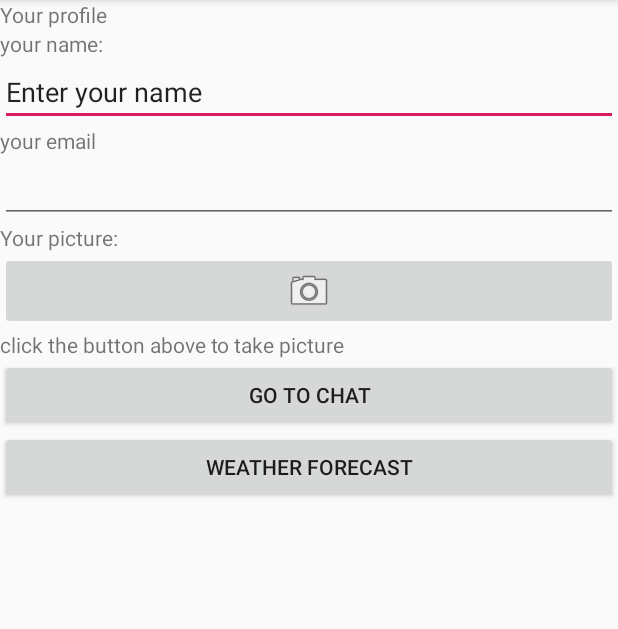
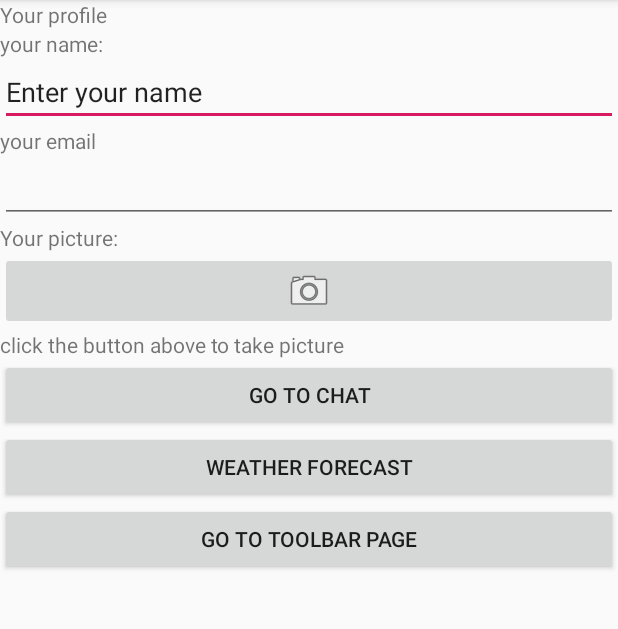
Before and after one commit to le000166/CST2335, an Android app: the ProfileActivity screen opened directly, with no data from a screen before it, on a phone screen of 412 x 824 dp, the part 84-713 px from its top. Run offline under Robolectric (Android 15) with nearby library versions, the phone set to English and light mode, and no system bars.

Commit message:
Lab7 first commit

```diff
--- a/app/build.gradle
+++ b/app/build.gradle
@@ -3,7 +3,7 @@ apply plugin: 'com.android.application'
 android {
     compileSdkVersion 29
     buildToolsVersion '29.0.2'
-    defaultConfig {
+    defaultConfig {x
         applicationId "com.example.androidlabs"
         minSdkVersion 23
         targetSdkVersion 29
--- a/app/src/main/java/com/example/androidlabs/ProfileActivity.java
+++ b/app/src/main/java/com/example/androidlabs/ProfileActivity.java
@@ -56,6 +56,14 @@ public class ProfileActivity extends AppCompatActivity {
             });
         }
 
+        Button toToolBar = findViewById(R.id.goToolBar);
+        if (toToolBar != null) {
+            toToolBar.setOnClickListener(clk -> {
+                Intent goToToolbarPage = new Intent(this, TestToolbar.class);
+                startActivity(goToToolbarPage);
+            });
+        }
+
 
         Log.e(ACTIVITY_NAME, "In function: OnCreate()");
     }
--- a/app/src/main/java/com/example/androidlabs/WeatherForecast.java
+++ b/app/src/main/java/com/example/androidlabs/WeatherForecast.java
@@ -249,7 +249,7 @@ public class WeatherForecast extends AppCompatActivity {
                         ret = "JSONException ?";
                         e.printStackTrace();}
 
-                    Log.d("Response: ", "> " + line);
+                    Log.d("UV Rating: ", "> " + uvRatingValue);
                     urlConnection.disconnect();
 
 
--- a/app/src/main/AndroidManifest.xml
+++ b/app/src/main/manifests/AndroidManifest.xml
@@ -15,6 +15,7 @@
         android:roundIcon="@mipmap/ic_launcher_round"
         android:supportsRtl="true"
         android:theme="@style/AppTheme">
+        <activity android:name=".TestToolbar"/>
         <activity android:name=".WeatherForecast"/>
         <!-- Why do I need to put both activity tag here otherwise it won't work -->
         <activity android:name=".ChatRoomActivity" />
--- a/app/src/main/res/layout/activity_profile.xml
+++ b/app/src/main/res/layout/activity_profile.xml
@@ -70,4 +70,10 @@
         android:layout_height="wrap_content"
         android:text="@string/button7"/>
 
+    <Button
+        android:id="@+id/goToolBar"
+        android:layout_width="match_parent"
+        android:layout_height="wrap_content"
+        android:text="@string/toolBarPagebtn" />
+
 </LinearLayout>
--- a/app/src/main/res/values/strings.xml
+++ b/app/src/main/res/values/strings.xml
@@ -37,7 +37,5 @@
     <string name="max">Highest: </string>
     <string name="uvRating">UV Rating: </string>
     <string name="refreshButton">Click To Refresh</string>
-
-
-
+    <string name="toolBarPagebtn" translatable="false">Go To Toolbar Page</string>
 </resources>
```
Also changed, not shown: app/src/main/java/com/example/androidlabs/TestToolbar.java (added, +27 -0 lines), app/src/main/res/layout/activity_tool_bar.xml (added, +12 -0 lines), app/src/main/res/drawable/icons8-anubis-48.png (added), app/src/main/res/drawable/icons8-orange-juice-48.png (added).
